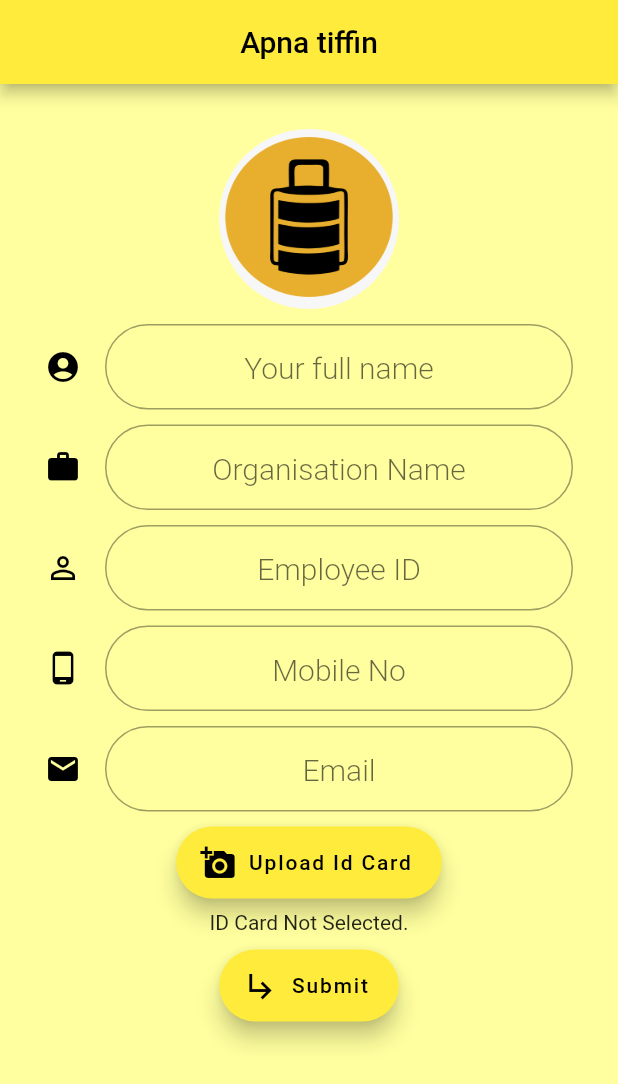
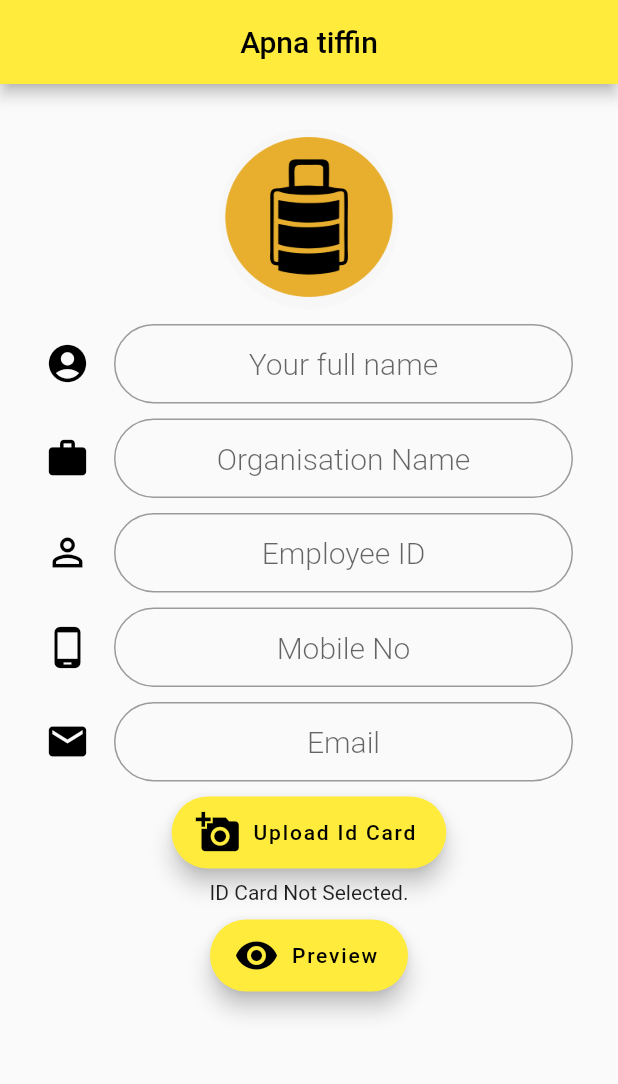
Before and after one commit to shrinath99/office-cafeteria-app, a Flutter app: the screen it shows after launch, on a phone screen of 412 x 824 dp. Shown: the top 1084 px of the screen. Run offline on Flutter 3.47's test engine with Material 2 defaults, Android fonts, the phone set to English and light mode, and no system bars; our stand-ins replace email_validator, image_picker; Roboto replaces fonts that are missing (Hachi Maru Pop, RobotoMono).

Commit message:
added preview screen

```diff
--- a/lib/Form.dart
+++ b/lib/Form.dart
@@ -4,6 +4,8 @@ import 'package:flutter/material.dart';
 
 import 'Constants.dart';
 import 'package:image_picker/image_picker.dart';
+
+import 'PreviewScreen.dart';
 
 class FormHome extends StatefulWidget {
   @override
@@ -41,7 +43,7 @@ class _FormHomeState extends State<FormHome> {
   @override
   Widget build(BuildContext context) {
     return Scaffold(
-      backgroundColor: Color(0xffffff9f),
+      // backgroundColor: Color(0xff ffff9f),
       appBar: AppBar(
         centerTitle: true,
         backgroundColor: Colors.yellow,
@@ -61,7 +63,7 @@ class _FormHomeState extends State<FormHome> {
             child: SingleChildScrollView(
               child: Column(
                 mainAxisAlignment: MainAxisAlignment.start,
-                //crossAxisAlignment: CrossAxisAlignment.end,
+                //crossAxisAlignment: CrossAxisAlignment.start,
                 children: <Widget>[
                   Container(
                     height: 120,
@@ -81,24 +83,34 @@ class _FormHomeState extends State<FormHome> {
                   SizedBox(
                     height: 10,
                   ),
-                  Container(
+
                   //: EdgeInsets.only(right: 10),
-                    child: TextFormField(
+                  TextFormField(
                     cursorColor: Colors.black,
                     cursorHeight: 30,
                     style: TextStyle(
-                        fontSize: 23,
+                      fontSize: 20,
                     ), //GoogleFonts.robotoMono(),
                     textAlign: TextAlign.center,
+
                     decoration: kTextFieldDecorator.copyWith(
                       // errorText: _validate ? 'Can\'t be empty' : null,
+                      //labelText: 'Full Name',
+                      //alignLabelWithHint: false,
+
+                      /*  labelStyle: TextStyle(
+                          //textBaseline: TextBaseline.
+
+                          color: Colors.black,
+                        ),*/
                       icon: Icon(
                         Icons.account_circle,
                         color: Colors.black,
+                        size: 30,
                       ),
                       hintText: 'Your full name',
-                        hintStyle: TextStyle(
-                            fontSize: 20, fontWeight: FontWeight.w300),
+                      hintStyle:
+                          TextStyle(fontSize: 20, fontWeight: FontWeight.w300),
                     ),
                     // ignore: missing_return
                     validator: (String value) {
@@ -110,17 +122,15 @@ class _FormHomeState extends State<FormHome> {
                       _name = value;
                     },
                   ),
-                  ),
 
                   SizedBox(
                     height: 10,
                   ),
-                  Container(
-                    child: TextFormField(
+                  TextFormField(
                     cursorColor: Colors.black,
                     cursorHeight: 30,
                     style: TextStyle(
-                        fontSize: 23,
+                      fontSize: 20,
                       //fontWeight: FontWeight.w300,
                     ),
                     textAlign: TextAlign.center,
@@ -129,10 +139,11 @@ class _FormHomeState extends State<FormHome> {
                       icon: Icon(
                         Icons.work,
                         color: Colors.black,
+                        size: 30,
                       ),
                       hintText: 'Organisation Name',
-                        hintStyle: TextStyle(
-                            fontSize: 20, fontWeight: FontWeight.w300),
+                      hintStyle:
+                          TextStyle(fontSize: 20, fontWeight: FontWeight.w300),
                     ),
                     // ignore: missing_return
                     validator: (String value) {
@@ -145,16 +156,15 @@ class _FormHomeState extends State<FormHome> {
                       _organisationName = value;
                     },
                   ),
-                  ),
+
                   SizedBox(
                     height: 10,
                   ),
-                  Container(
-                    child: TextFormField(
+                  TextFormField(
                     cursorColor: Colors.black,
                     cursorHeight: 30,
                     style: TextStyle(
-                        fontSize: 23,
+                      fontSize: 20,
                       //fontWeight: FontWeight.w300,
                     ),
                     textAlign: TextAlign.center,
@@ -163,10 +173,11 @@ class _FormHomeState extends State<FormHome> {
                       icon: Icon(
                         Icons.perm_identity,
                         color: Colors.black,
+                        size: 30,
                       ),
                       hintText: 'Employee ID',
-                        hintStyle: TextStyle(
-                            fontSize: 20, fontWeight: FontWeight.w300),
+                      hintStyle:
+                          TextStyle(fontSize: 20, fontWeight: FontWeight.w300),
                     ),
                     // ignore: missing_return
                     validator: (String value) {
@@ -179,16 +190,15 @@ class _FormHomeState extends State<FormHome> {
                       _id = value;
                     },
                   ),
-                  ),
+
                   SizedBox(
                     height: 10,
                   ),
-                  Container(
-                    child: TextFormField(
+                  TextFormField(
                     cursorColor: Colors.black,
                     cursorHeight: 30,
                     style: TextStyle(
-                        fontSize: 23,
+                      fontSize: 20,
                       //fontWeight: FontWeight.w300,
                     ),
                     textAlign: TextAlign.center,
@@ -198,10 +208,11 @@ class _FormHomeState extends State<FormHome> {
                       icon: Icon(
                         Icons.phone_android,
                         color: Colors.black,
+                        size: 30,
                       ),
                       hintText: 'Mobile No',
-                        hintStyle: TextStyle(
-                            fontSize: 20, fontWeight: FontWeight.w300),
+                      hintStyle:
+                          TextStyle(fontSize: 20, fontWeight: FontWeight.w300),
                     ),
 
                     // ignore: missing_return
@@ -209,22 +220,23 @@ class _FormHomeState extends State<FormHome> {
                       // ignore: missing_return
                       if (value.isEmpty) {
                         return 'Enter Mobile No';
+                      } else if (value.length < 10 || value.length > 10) {
+                        return 'Enter valid digits';
                       }
                     },
                     onSaved: (String value) {
                       _mobileNo = value;
                     },
                   ),
-                  ),
+
                   SizedBox(
                     height: 10,
                   ),
-                  Container(
-                    child: TextFormField(
+                  TextFormField(
                     cursorColor: Colors.black,
                     cursorHeight: 30,
                     style: TextStyle(
-                        fontSize: 23,
+                      fontSize: 20,
                       //fontWeight: FontWeight.w300,
                     ),
                     textAlign: TextAlign.center,
@@ -234,10 +246,11 @@ class _FormHomeState extends State<FormHome> {
                       icon: Icon(
                         Icons.email,
                         color: Colors.black,
+                        size: 30,
                       ),
                       hintText: 'Email',
-                        hintStyle: TextStyle(
-                            fontSize: 20, fontWeight: FontWeight.w300),
+                      hintStyle:
+                          TextStyle(fontSize: 20, fontWeight: FontWeight.w300),
                     ),
                     validator: (val) => !EmailValidator.validate(val, true)
                         ? 'Not a valid email.'
@@ -246,15 +259,19 @@ class _FormHomeState extends State<FormHome> {
                       _email = value;
                     },
                   ),
-                  ),
+
                   SizedBox(
                     height: 10,
                   ),
                   FloatingActionButton.extended(
+                    heroTag: null,
                     onPressed: getImage,
                     label: Text('Upload Id Card'),
                     //tooltip: 'Pick Image',
-                    icon: Icon(Icons.add_a_photo),
+                    icon: Icon(
+                      Icons.add_a_photo,
+                      size: 30,
+                    ),
                     backgroundColor: Colors.yellow,
                     splashColor: Colors.black,
                     foregroundColor: Colors.black,
@@ -265,7 +282,7 @@ class _FormHomeState extends State<FormHome> {
                   Container(
                     child: _image == null
                         ? Text('ID Card Not Selected.')
-                        : Image.file(_image),
+                        : Text('ID Card uploaded'),
                   ),
                   SizedBox(
                     height: 10,
@@ -273,6 +290,7 @@ class _FormHomeState extends State<FormHome> {
 
                   //data: Theme.of(context).copyWith(textTheme: TextTheme(headline1: ) ),
                   FloatingActionButton.extended(
+                    heroTag: null,
                     onPressed: () {
                       //todo
                       if (!_key.currentState.validate()) {
@@ -286,19 +304,39 @@ class _FormHomeState extends State<FormHome> {
                       print(_mobileNo);
                       print(_email);
 
+                      // Navigator.pushNamed(context, '/previewscreen');
+                      //Navigator.push(context, MaterialPageRoute(builder: => Preview(),),);
+                      Navigator.push(
+                        context,
+                        MaterialPageRoute(
+                          builder: (context) {
+                            return Preview(
+                                name: _name,
+                                organisationName: _organisationName,
+                                empId: _id,
+                                mobileNo: _mobileNo,
+                                email: _email,
+                                idImage: _image);
+                          },
+                        ),
+                      );
+
                       setState(() {});
                     },
 
                     backgroundColor: Colors.yellow,
                     label: Text(
-                      'Submit',
+                      'Preview',
                     ),
                     //hoverElevation: 30,
 
                     // style: TextStyle(Colors.black)),
                     splashColor: Colors.black,
 
-                    icon: Icon(Icons.subdirectory_arrow_right),
+                    icon: Icon(
+                      Icons.remove_red_eye,
+                      size: 30,
+                    ),
                     foregroundColor: Colors.black,
                     //shape: ContinuousRectangleBorder(),
                   ),
--- a/lib/main.dart
+++ b/lib/main.dart
@@ -1,5 +1,6 @@
 import 'package:apnatiffin/Form.dart';
 import 'package:apnatiffin/Login.dart';
+//import 'package:apnatiffin/PreviewScreen.dart';
 import 'package:flutter/material.dart';
 
 void main() {
@@ -12,13 +13,14 @@ class MyApp extends StatelessWidget {
   Widget build(BuildContext context) {
     return MaterialApp(
       theme: ThemeData(
-        fontFamily: 'RobotoMono',
+        fontFamily: 'Hachi Maru Pop',
         // textTheme: TextTheme(headline1:robotoMono()),
       ),
       initialRoute: '/',
       routes: {
         '/': (context) => FormHome(),
         '/login': (context) => LoginPage(),
+        //'/previewscreen': (context) => Preview(),
       },
     );
   }
--- a/pubspec.yaml
+++ b/pubspec.yaml
@@ -31,6 +31,7 @@ dependencies:
   google_fonts: ^1.1.1
   image_picker: ^0.6.7+21
   email_validator: ^1.0.6
+
 
 dev_dependencies:
   flutter_test:
```
Also changed, not shown: lib/Constants.dart (+9 -1 lines), lib/PreviewScreen.dart (added, +109 -0 lines). Lines whose indentation alone changed are shown as unchanged.
